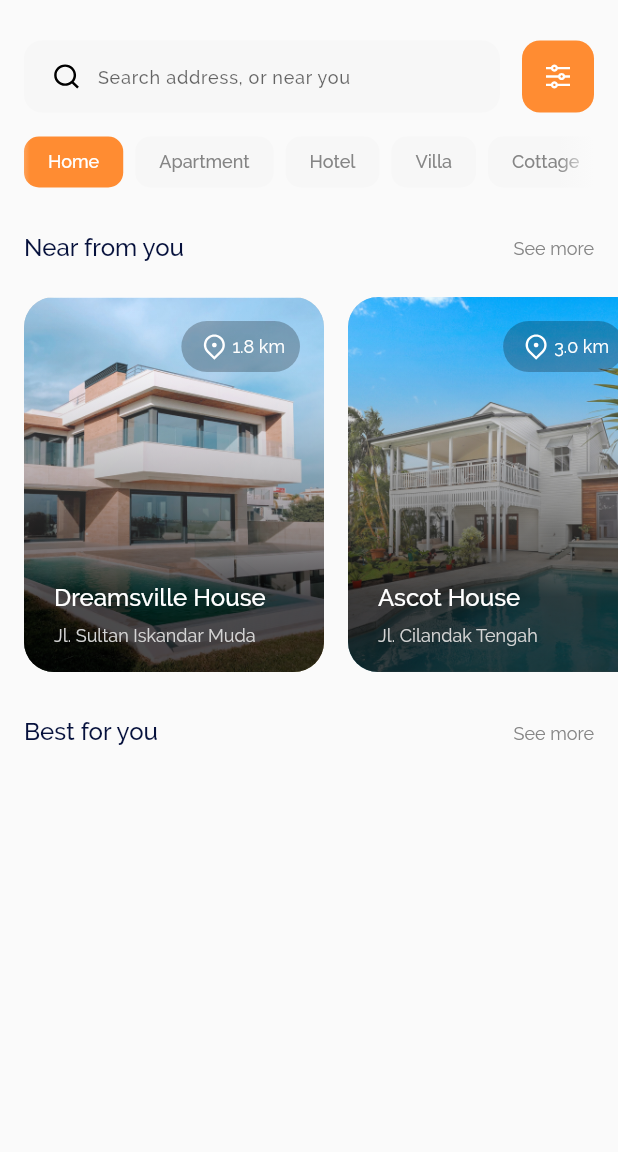
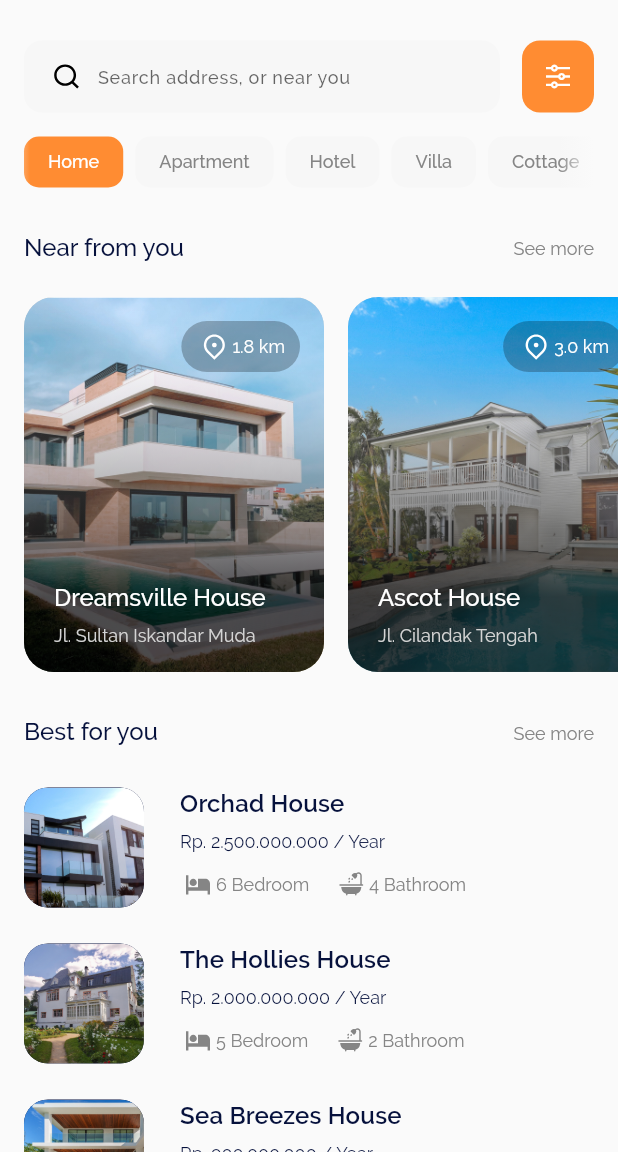
Before and after one commit to vishnumukundan/home-rent, a Flutter app: the screen it shows after launch, on a phone screen of 412 x 824 dp, the part 84-1236 px from its top. Run offline on Flutter 3.47's test engine with Material 2 defaults, Android fonts, the phone set to English and light mode, and no system bars; our stand-ins replace flutter_svg.

Commit message:
home page completed

```diff
--- a/lib/presentation/pages/home/view/home.dart
+++ b/lib/presentation/pages/home/view/home.dart
@@ -1,11 +1,10 @@
 // ignore_for_file: prefer_const_constructors
 
 import 'package:flutter/material.dart';
-import 'package:home_rent/presentation/components/text.dart';
 import 'package:home_rent/presentation/pages/home/widgets/appbar.dart';
 import 'package:home_rent/presentation/pages/home/widgets/button_group.dart';
-import 'package:home_rent/presentation/pages/home/widgets/cardHorizontalList.dart';
-import 'package:home_rent/presentation/pages/home/widgets/list_card.dart';
+import 'package:home_rent/presentation/pages/home/widgets/card_Horizontal_List.dart';
+import 'package:home_rent/presentation/pages/home/widgets/card_vertical_list.dart';
 import 'package:home_rent/presentation/pages/home/widgets/search_and_filter.dart';
 import 'package:home_rent/presentation/themes/colors.dart';
 import 'package:home_rent/presentation/themes/screen_size_config.dart';
@@ -33,7 +32,8 @@ class ScreenHome extends StatelessWidget {
               CardHorizontalList__widget(),
               kSizedBoxHeight_8,
               TitleBar__widget(title: 'Best for you', ontap: () {}),
-              ListCard__widget(),
+              CaerdVerticalList__widget(),
+              kSizedBoxHeight_16,
             ],
           ),
         ),
--- a/lib/presentation/pages/home/widgets/cardHorizontalList.dart
+++ b/lib/presentation/pages/home/widgets/card_Horizontal_List.dart
@@ -16,6 +16,7 @@ class CardHorizontalList__widget extends StatelessWidget {
         child: Row(
           children: [
             CardListItem(
+              ontap: () {},
               distance: '1.8 km',
               title: 'Dreamsville House',
               description: 'Jl. Sultan Iskandar Muda',
@@ -23,6 +24,7 @@ class CardHorizontalList__widget extends StatelessWidget {
             ),
             kSizedBoxWidth_16,
             CardListItem(
+              ontap: () {},
               distance: '3.0 km',
               title: 'Ascot House',
               description: 'Jl. Cilandak Tengah',
@@ -71,23 +73,28 @@ class CardListItem extends StatelessWidget {
     required this.title,
     required this.description,
     required this.image,
+    required this.ontap,
   }) : super(key: key);
 
   final String distance;
   final String title;
   final String description;
   final image;
+  final ontap;
 
   @override
   Widget build(BuildContext context) {
-    return Stack(
+    return GestureDetector(
+      onTap: ontap,
+      child: Stack(
         children: [
           Container(
             width: 200,
             height: 250,
             decoration: BoxDecoration(
               color: kColorText3,
-            image: DecorationImage(fit: BoxFit.cover, image: AssetImage(image)),
+              image:
+                  DecorationImage(fit: BoxFit.cover, image: AssetImage(image)),
               borderRadius: BorderRadius.circular(20),
             ),
           ),
@@ -126,6 +133,7 @@ class CardListItem extends StatelessWidget {
             ),
           )
         ],
+      ),
     );
   }
 }
--- /dev/null
+++ b/lib/presentation/pages/home/widgets/card_vertical_list.dart
@@ -0,0 +1,47 @@
+import 'package:flutter/material.dart';
+
+import '../../../../gen/assets.gen.dart';
+import 'list_card.dart';
+
+class CaerdVerticalList__widget extends StatelessWidget {
+  const CaerdVerticalList__widget({Key? key}) : super(key: key);
+  @override
+  Widget build(BuildContext context) {
+    return Column(
+      children: <Widget>[
+        ListCardItem__widget(
+          ontap: () {},
+          image: Assets.images.house4.path,
+          title: 'Orchad House',
+          subText: 'Rp. 2.500.000.000 / Year',
+          bedCount: 6,
+          bathCount: 4,
+        ),
+        ListCardItem__widget(
+          ontap: () {},
+          image: Assets.images.house3.path,
+          title: 'The Hollies House',
+          subText: 'Rp. 2.000.000.000 / Year',
+          bedCount: 5,
+          bathCount: 2,
+        ),
+        ListCardItem__widget(
+          ontap: () {},
+          image: Assets.images.house6.path,
+          title: 'Sea Breezes House',
+          subText: 'Rp. 900.000.000 / Year',
+          bedCount: 2,
+          bathCount: 2,
+        ),
+        ListCardItem__widget(
+          ontap: () {},
+          image: Assets.images.house5.path,
+          title: 'Little Copse House',
+          subText: 'Rp. 900.000.000 / Year',
+          bedCount: 5,
+          bathCount: 2,
+        ),
+      ],
+    );
+  }
+}
--- a/lib/presentation/pages/home/widgets/list_card.dart
+++ b/lib/presentation/pages/home/widgets/list_card.dart
@@ -1,9 +1,96 @@
 import 'package:flutter/material.dart';
+import 'package:home_rent/gen/assets.gen.dart';
+import 'package:home_rent/presentation/components/text.dart';
+import 'package:home_rent/presentation/themes/colors.dart';
+import 'package:home_rent/presentation/themes/values.dart';
 
-class ListCard__widget extends StatelessWidget {
-  const ListCard__widget({Key? key}) : super(key: key);
+class ListCardItem__widget extends StatelessWidget {
+  const ListCardItem__widget(
+      {Key? key,
+      this.image,
+      required this.title,
+      required this.ontap,
+      required this.subText,
+      required this.bedCount,
+      required this.bathCount})
+      : super(key: key);
+
+  final image;
+  final ontap;
+  final String title;
+  final String subText;
+  final int bedCount;
+  final int bathCount;
+
   @override
   Widget build(BuildContext context) {
-    return Container();
+    return GestureDetector(
+      onTap: ontap,
+      child: Padding(
+        padding: const EdgeInsets.symmetric(vertical: 12, horizontal: 16),
+        child: Row(
+          children: <Widget>[
+            Container(
+              height: 80,
+              width: 80,
+              decoration: BoxDecoration(
+                color: kColorPrimary,
+                borderRadius: BorderRadius.circular(16),
+                image: DecorationImage(
+                    fit: BoxFit.cover, image: AssetImage(image)),
+              ),
+            ),
+            kSizedBoxWidth_24,
+            Column(
+              crossAxisAlignment: CrossAxisAlignment.start,
+              children: <Widget>[
+                LabelMedium__text(text: title),
+                kSizedBoxHeight_8,
+                BodySmall__text(text: subText),
+                kSizedBoxHeight_8,
+                BedAndBath(bedCount: bedCount, bathCount: bathCount),
+              ],
+            )
+          ],
+        ),
+      ),
+    );
   }
 }
+
+////
+///
+//
+class BedAndBath extends StatelessWidget {
+  const BedAndBath({
+    Key? key,
+    required this.bedCount,
+    required this.bathCount,
+  }) : super(key: key);
+
+  final int bedCount;
+  final int bathCount;
+
+  @override
+  Widget build(BuildContext context) {
+    return Row(
+      children: [
+        Row(
+          crossAxisAlignment: CrossAxisAlignment.center,
+          children: <Widget>[
+            Assets.icons.bed.svg(height: 24, width: 24, color: kColorText2),
+            BodySmall__text(text: '$bedCount Bedroom', color: kColorText2),
+          ],
+        ),
+        kSizedBoxWidth_16,
+        Row(
+          crossAxisAlignment: CrossAxisAlignment.center,
+          children: <Widget>[
+            Assets.icons.bath.svg(height: 24, width: 24, color: kColorText2),
+            BodySmall__text(text: '$bathCount Bathroom', color: kColorText2),
+          ],
+        ),
+      ],
+    );
+  }
+}
```
Lines whose indentation alone changed are shown as unchanged.
